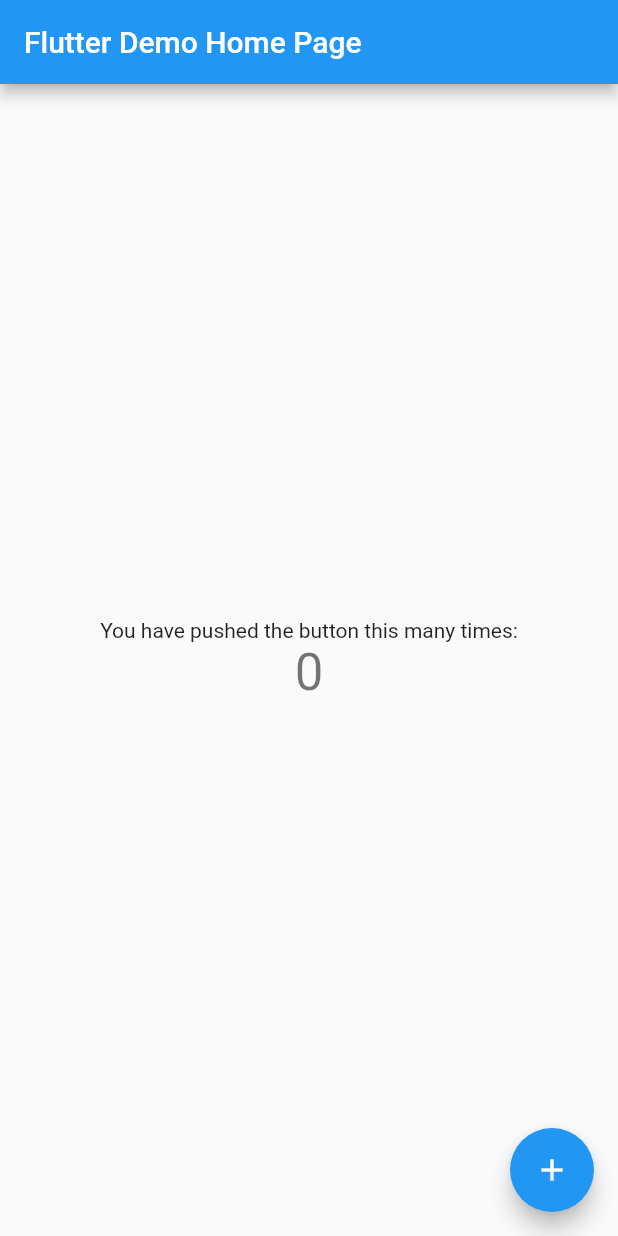
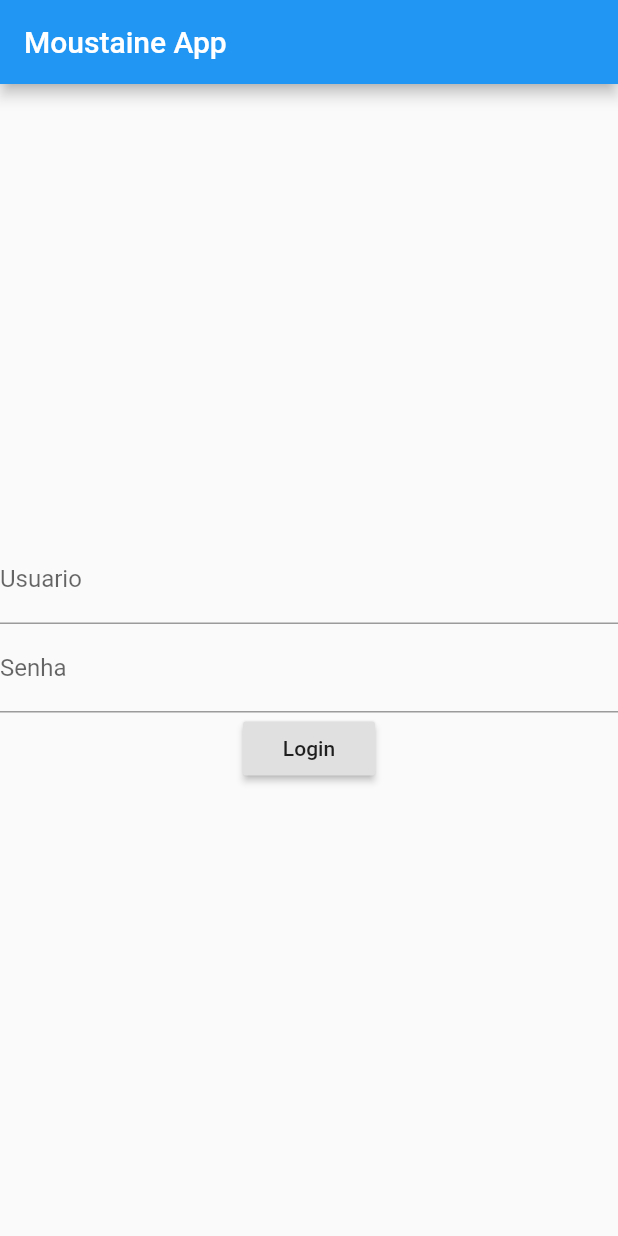
Before and after one commit to hullisistemas/moustainebarber, a Flutter app: the screen it shows after launch, on a phone screen of 412 x 824 dp. Run offline on Flutter 3.47's test engine with Material 2 defaults, Android fonts, the phone set to English and light mode, and no system bars.

Commit message:
Criacao da tela de login

```diff
--- a/app/lib/main.dart
+++ b/app/lib/main.dart
@@ -1,3 +1,4 @@
+import 'package:app/tela_principal.dart';
 import 'package:flutter/material.dart';
 
 void main() => runApp(MyApp());
@@ -7,7 +8,7 @@ class MyApp extends StatelessWidget {
   @override
   Widget build(BuildContext context) {
     return MaterialApp(
-      title: 'Flutter Demo',
+      title: 'Moustaine',
       theme: ThemeData(
         // This is the theme of your application.
         //
@@ -20,7 +21,7 @@ class MyApp extends StatelessWidget {
         // is not restarted.
         primarySwatch: Colors.blue,
       ),
-      home: MyHomePage(title: 'Flutter Demo Home Page'),
+      home: MyHomePage(title: 'Moustaine App'),
     );
   }
 }
@@ -44,17 +45,24 @@ class MyHomePage extends StatefulWidget {
 }
 
 class _MyHomePageState extends State<MyHomePage> {
-  int _counter = 0;
 
-  void _incrementCounter() {
-    setState(() {
-      // This call to setState tells the Flutter framework that something has
-      // changed in this State, which causes it to rerun the build method below
-      // so that the display can reflect the updated values. If we changed
-      // _counter without calling setState(), then the build method would not be
-      // called again, and so nothing would appear to happen.
-      _counter++;
-    });
+  final controlUsuario = TextEditingController();
+  final controlSenha = TextEditingController();
+
+  @override
+  void dispose(){
+    controlSenha.dispose();
+    controlUsuario.dispose();
+    super.dispose();
+  }
+
+  void _realizarLogin(){
+
+
+    TelaPrincipal telaPrincipal = new TelaPrincipal(controlUsuario.text, controlSenha.text);
+
+    Navigator.push(context,
+    MaterialPageRoute(builder: (context) => telaPrincipal));
   }
 
   @override
@@ -70,42 +78,38 @@ class _MyHomePageState extends State<MyHomePage> {
         // Here we take the value from the MyHomePage object that was created by
         // the App.build method, and use it to set our appbar title.
         title: Text(widget.title),
+
       ),
       body: Center(
         // Center is a layout widget. It takes a single child and positions it
         // in the middle of the parent.
         child: Column(
-          // Column is also a layout widget. It takes a list of children and
-          // arranges them vertically. By default, it sizes itself to fit its
-          // children horizontally, and tries to be as tall as its parent.
-          //
-          // Invoke "debug painting" (press "p" in the console, choose the
-          // "Toggle Debug Paint" action from the Flutter Inspector in Android
-          // Studio, or the "Toggle Debug Paint" command in Visual Studio Code)
-          // to see the wireframe for each widget.
-          //
-          // Column has various properties to control how it sizes itself and
-          // how it positions its children. Here we use mainAxisAlignment to
-          // center the children vertically; the main axis here is the vertical
-          // axis because Columns are vertical (the cross axis would be
-          // horizontal).
           mainAxisAlignment: MainAxisAlignment.center,
           children: <Widget>[
-            Text(
-              'You have pushed the button this many times:',
+            TextFormField(
+              controller: controlUsuario,
+              decoration: InputDecoration(
+                labelText: 'Usuario'
+              ),
             ),
-            Text(
-              '$_counter',
-              style: Theme.of(context).textTheme.display1,
+
+
+            TextFormField(
+              controller: controlSenha,
+              obscureText: true,
+              decoration: InputDecoration(
+                labelText: 'Senha',
+              ),
+            ),
+
+            RaisedButton(
+              child: Text("Login"),
+              onPressed: _realizarLogin,
             ),
           ],
         ),
       ),
-      floatingActionButton: FloatingActionButton(
-        onPressed: _incrementCounter,
-        tooltip: 'Increment',
-        child: Icon(Icons.add),
-      ), // This trailing comma makes auto-formatting nicer for build methods.
+
     );
   }
 }
--- /dev/null
+++ b/app/lib/tela_principal.dart
@@ -0,0 +1,26 @@
+import 'package:flutter/material.dart';
+
+class TelaPrincipal extends StatelessWidget {
+
+  String usuario, senha;
+
+  TelaPrincipal(String usuario, String senha){
+    this.usuario = usuario;
+    this.senha = senha;
+  }
+
+  @override
+  Widget build(BuildContext context) {
+    return Scaffold(
+      body: Center(
+        child: Column(
+          mainAxisAlignment: MainAxisAlignment.center,
+          children: <Widget>[
+            Text("Usuario: $usuario"),
+            Text("Senha: $senha")
+          ]
+        )
+      ),
+    );
+  }
+}
```
Also changed, not shown: app/lib/login.dart (added, +12 -0 lines).
